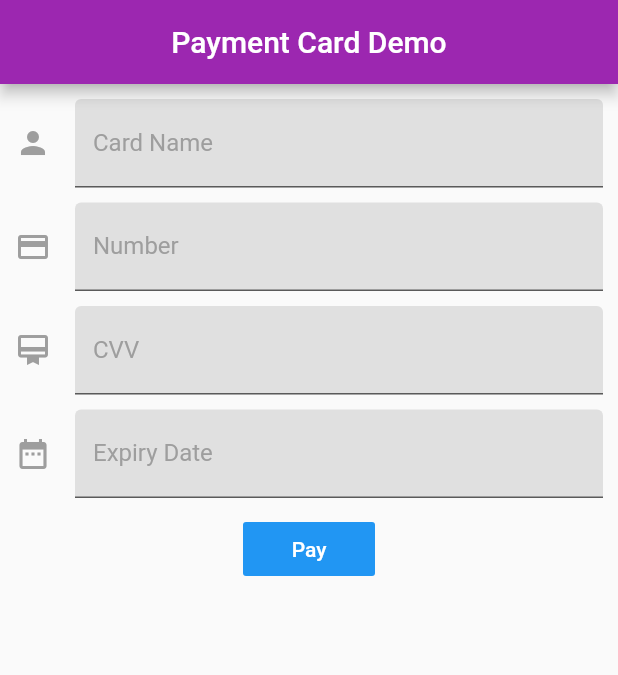
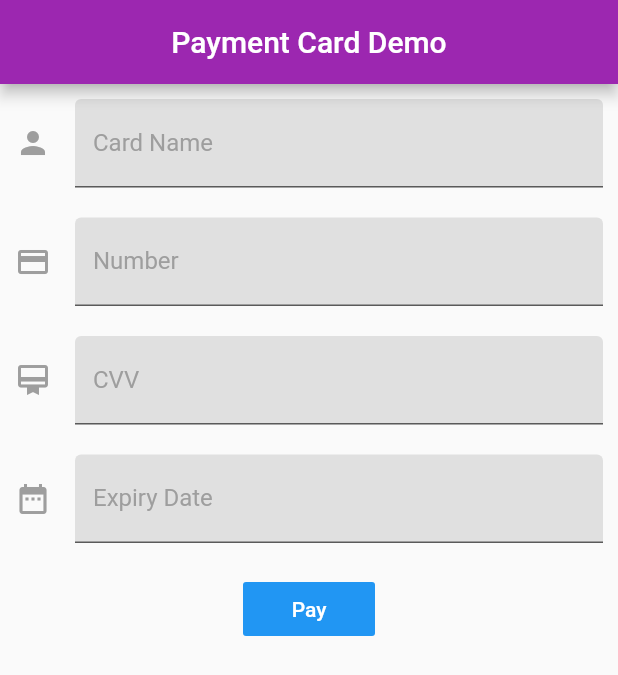
Before and after one commit to nurfajarismail/Task_2_Udacoding, a Flutter app: the screen it shows after launch, on a phone screen of 412 x 824 dp. Shown: the top 675 px of the screen. Run offline on Flutter 3.47's test engine with Material 2 defaults, Android fonts, the phone set to English and light mode, and no system bars.

Commit message:
change launcher icon

```diff
--- a/lib/paymentPage.dart
+++ b/lib/paymentPage.dart
@@ -15,12 +15,14 @@ class PaymentPage extends StatelessWidget {
           textAlign: TextAlign.center,
         ),
       ),
-      body: Container(
+      body: Center(
+        child: Container(
           padding: EdgeInsets.all(10),
           child: Column(
+            mainAxisAlignment: MainAxisAlignment.start,
             children: [
               Container(
-              padding: EdgeInsets.only(bottom: 10),
+                padding: EdgeInsets.only(bottom: 20),
                 child: TextField(
                   decoration: InputDecoration(
                       // enabledBorder: UnderlineInputBorder(
@@ -44,7 +46,7 @@ class PaymentPage extends StatelessWidget {
                 ),
               ),
               Container(
-              padding: EdgeInsets.only(bottom: 10),
+                padding: EdgeInsets.only(bottom: 20),
                 child: TextField(
                   // maxLength: 19,
                   inputFormatters: [
@@ -73,7 +75,7 @@ class PaymentPage extends StatelessWidget {
                 ),
               ),
               Container(
-              padding: EdgeInsets.only(bottom: 10),
+                padding: EdgeInsets.only(bottom: 20),
                 child: TextField(
                   keyboardType: TextInputType.number,
                   decoration: InputDecoration(
@@ -96,7 +98,7 @@ class PaymentPage extends StatelessWidget {
                 ),
               ),
               Container(
-              padding: EdgeInsets.only(bottom: 10),
+                padding: EdgeInsets.only(bottom: 20),
                 child: TextField(
                   keyboardType: TextInputType.number,
                   inputFormatters: [
@@ -135,6 +137,7 @@ class PaymentPage extends StatelessWidget {
             ],
           ),
         ),
+      ),
     );
   }
 }
--- a/pubspec.yaml
+++ b/pubspec.yaml
@@ -30,11 +30,15 @@ dependencies:
   cupertino_icons: ^1.0.1
 
 dev_dependencies:
+  flutter_launcher_icons: "^0.8.1"
   flutter_test:
     sdk: flutter
   integration_test:
     sdk: flutter
-
+flutter_icons:
+  android: "launcher_icon"
+  ios: true
+  image_path: "assets/iconmenu.jpg"
 # For information on the generic Dart part of this file, see the
 # following page: https://dart.dev/tools/pub/pubspec
 
```
Also changed, not shown: assets/iconmenu.jpg (added), pubspec.lock, 22 other files. Lines whose indentation alone changed are shown as unchanged.
